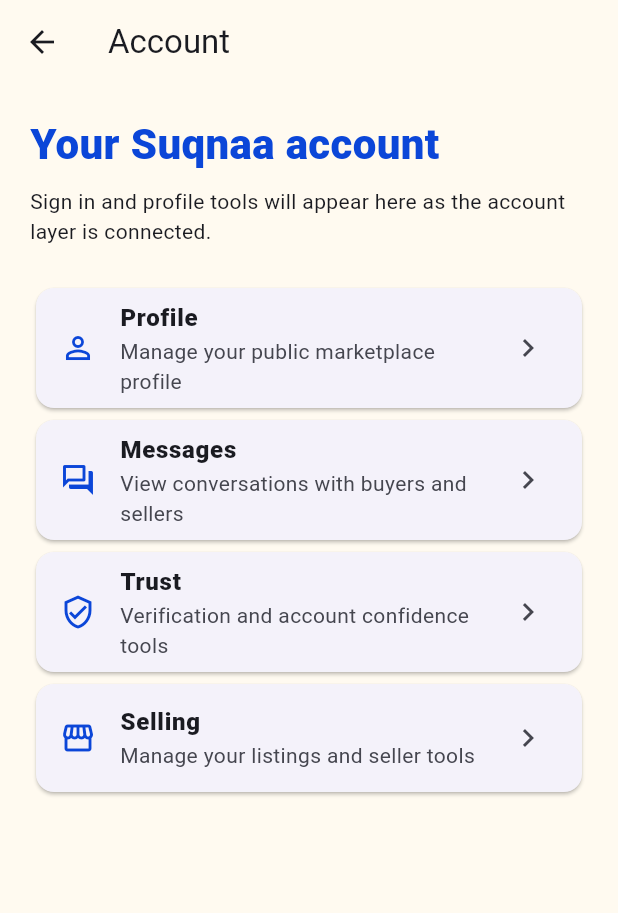
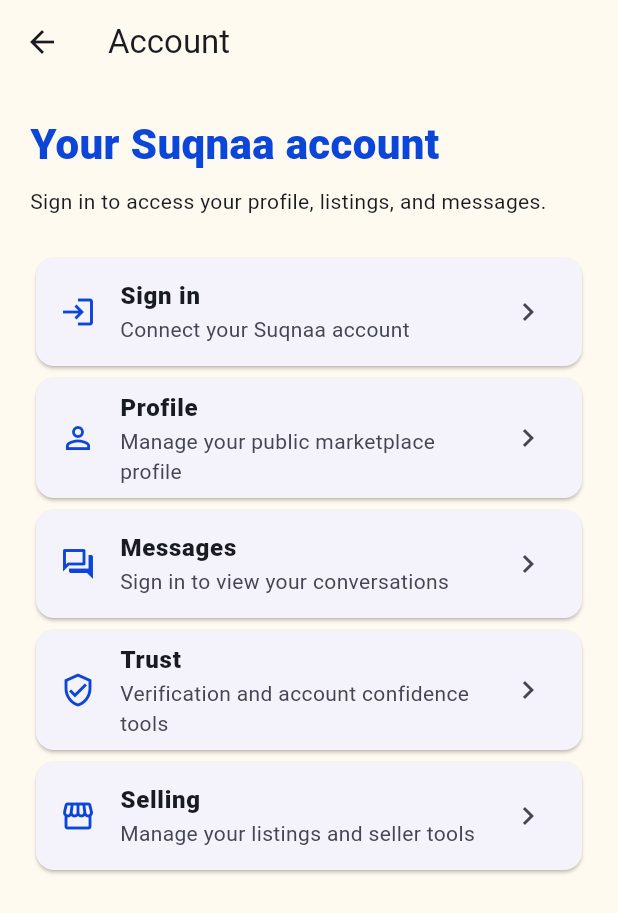
Before and after one commit to privacyOG/Suqnaa, a Flutter app: the screen it shows after launch, after a tap on the "person outline" icon, on a phone screen of 412 x 824 dp. Shown: the top 913 px of the screen. Run offline on Flutter 3.47's test engine with Material 3 defaults, Android fonts, the phone set to English and light mode, and no system bars; generated files the repository leaves out were written again.

Commit message:
Connect account screen to mobile sign-in

```diff
--- a/apps/mobile/lib/src/features/account/account_screen.dart
+++ b/apps/mobile/lib/src/features/account/account_screen.dart
@@ -1,12 +1,17 @@
 import 'package:flutter/material.dart';
 import '../../brand/brand.dart';
+import '../../session/session_scope.dart';
 import '../conversations/conversation_list_screen.dart';
+import 'sign_in_screen.dart';
 
 class AccountScreen extends StatelessWidget {
   const AccountScreen({super.key});
 
   @override
   Widget build(BuildContext context) {
+    final session = SessionScope.of(context);
+    final signedIn = session.isSignedIn;
+
     return Scaffold(
       appBar: AppBar(
         title: const Text('Account'),
@@ -15,19 +20,32 @@
       body: ListView(
         padding: const EdgeInsets.all(20),
         children: [
-          const Text(
-            'Your Suqnaa account',
-            style: TextStyle(
+          Text(
+            signedIn
+                ? 'Welcome, ${session.displayName ?? 'Suqnaa user'}'
+                : 'Your Suqnaa account',
+            style: const TextStyle(
               fontSize: 28,
               fontWeight: FontWeight.w900,
               color: SuqnaaBrand.blue,
             ),
           ),
           const SizedBox(height: 8),
-          const Text(
-            'Sign in and profile tools will appear here as the account layer is connected.',
+          Text(
+            signedIn
+                ? 'Manage your marketplace activity and conversations.'
+                : 'Sign in to access your profile, listings, and messages.',
           ),
           const SizedBox(height: 24),
+          if (!signedIn)
+            _AccountTile(
+              icon: Icons.login,
+              title: 'Sign in',
+              subtitle: 'Connect your Suqnaa account',
+              onTap: () => Navigator.of(context).push(
+                MaterialPageRoute(builder: (_) => const SignInScreen()),
+              ),
+            ),
           const _AccountTile(
             icon: Icons.person_outline,
             title: 'Profile',
@@ -36,10 +54,14 @@
           _AccountTile(
             icon: Icons.forum_outlined,
             title: 'Messages',
-            subtitle: 'View conversations with buyers and sellers',
+            subtitle: signedIn
+                ? 'View conversations with buyers and sellers'
+                : 'Sign in to view your conversations',
             onTap: () => Navigator.of(context).push(
               MaterialPageRoute(
-                builder: (_) => const ConversationListScreen(),
+                builder: (_) => signedIn
+                    ? const ConversationListScreen()
+                    : const SignInScreen(),
               ),
             ),
           ),
@@ -53,6 +75,18 @@
             title: 'Selling',
             subtitle: 'Manage your listings and seller tools',
           ),
+          if (signedIn)
+            _AccountTile(
+              icon: Icons.logout,
+              title: 'Sign out',
+              subtitle: 'Clear this device session',
+              onTap: () {
+                session.clear();
+                ScaffoldMessenger.of(context).showSnackBar(
+                  const SnackBar(content: Text('Signed out')),
+                );
+              },
+            ),
         ],
       ),
     );
```
